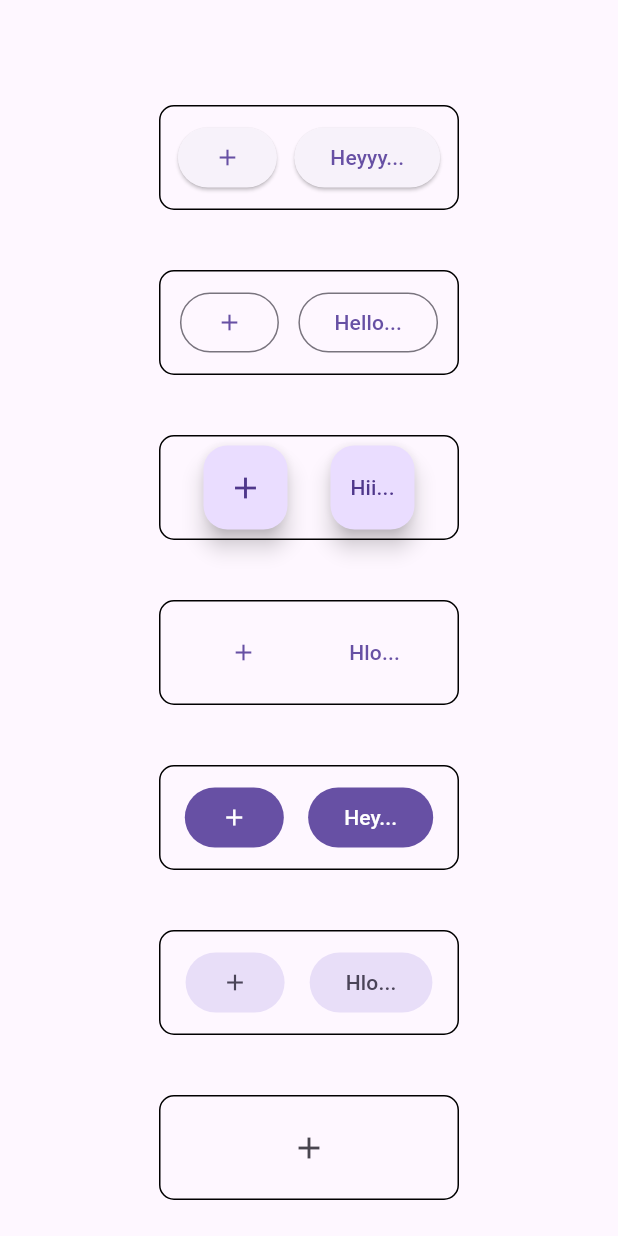
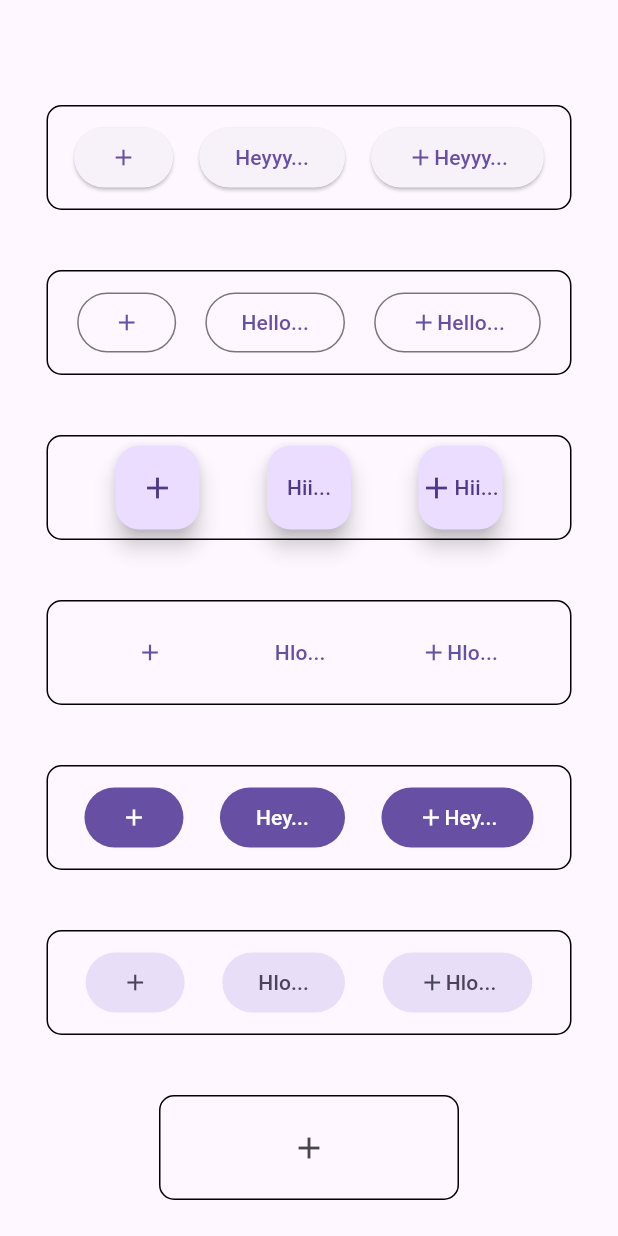
Before and after one commit to Vishalk0810/time_daily_tasks, a Flutter app: the screen it shows after launch, on a phone screen of 412 x 824 dp. Run offline on Flutter 3.47's test engine with Material 3 defaults, Android fonts, the light colour scheme and no system bars.

Commit message:
29-04-24

```diff
--- a/lib/main.dart
+++ b/lib/main.dart
@@ -35,7 +35,7 @@ class _HomeScreenState extends State<HomeScreen> {
               Container(
                 margin: EdgeInsets.only(top: 70),
                 height: 70,
-                width: 200,
+                width: 350,
                 decoration: BoxDecoration(
                   borderRadius: BorderRadius.circular(10),
                   border: Border.all(color: Colors.black,width: 1)
@@ -49,6 +49,14 @@ class _HomeScreenState extends State<HomeScreen> {
                     ElevatedButton(onPressed: () {
 
                     }, child: Text('Heyyy...')),
+                    ElevatedButton(onPressed: () {
+
+                    }, child: Row(
+                      children: [
+                        Icon(Icons.add),
+                        Text('Heyyy...'),
+                      ],
+                    )),
                   ],
                 ),
               ),
@@ -56,7 +64,7 @@ class _HomeScreenState extends State<HomeScreen> {
               Container(
                 margin: EdgeInsets.only(top: 40),
                 height: 70,
-                width: 200,
+                width: 350,
                 decoration: BoxDecoration(
                     borderRadius: BorderRadius.circular(10),
                     border: Border.all(color: Colors.black,width: 1)
@@ -70,6 +78,14 @@ class _HomeScreenState extends State<HomeScreen> {
                     OutlinedButton(onPressed: () {
 
                     }, child: Text('Hello...')),
+                    OutlinedButton(onPressed: () {
+
+                    }, child: Row(
+                      children: [
+                        Icon(Icons.add),
+                        Text('Hello...'),
+                      ],
+                    )),
                   ],
                 ),
               ),
@@ -77,7 +93,7 @@ class _HomeScreenState extends State<HomeScreen> {
               Container(
                 margin: EdgeInsets.only(top: 40),
                 height: 70,
-                width: 200,
+                width: 350,
                 decoration: BoxDecoration(
                     borderRadius: BorderRadius.circular(10),
                     border: Border.all(color: Colors.black,width: 1)
@@ -91,6 +107,14 @@ class _HomeScreenState extends State<HomeScreen> {
                     FloatingActionButton(onPressed: () {
 
                     },child: Text('Hii...')),
+                    FloatingActionButton(onPressed: () {
+
+                    },child: Row(
+                      children: [
+                        Icon((Icons.add)),
+                        Text('Hii...'),
+                      ],
+                    )),
                   ],
                 ),
               ),
@@ -98,7 +122,7 @@ class _HomeScreenState extends State<HomeScreen> {
               Container(
                 margin: EdgeInsets.only(top: 40),
                 height: 70,
-                width: 200,
+                width: 350,
                 decoration: BoxDecoration(
                     borderRadius: BorderRadius.circular(10),
                     border: Border.all(color: Colors.black,width: 1)
@@ -112,6 +136,14 @@ class _HomeScreenState extends State<HomeScreen> {
                     TextButton(onPressed: () {
 
                     }, child: Text('Hlo...')),
+                    TextButton(onPressed: () {
+
+                    }, child: Row(
+                      children: [
+                        Icon(Icons.add),
+                        Text('Hlo...'),
+                      ],
+                    )),
                   ],
                 ),
               ),
@@ -119,7 +151,7 @@ class _HomeScreenState extends State<HomeScreen> {
               Container(
                 margin: EdgeInsets.only(top: 40),
                 height: 70,
-                width: 200,
+                width: 350,
                 decoration: BoxDecoration(
                     borderRadius: BorderRadius.circular(10),
                     border: Border.all(color: Colors.black,width: 1)
@@ -133,6 +165,14 @@ class _HomeScreenState extends State<HomeScreen> {
                     FilledButton(onPressed: () {
 
                     }, child: Text('Hey...')),
+                    FilledButton(onPressed: () {
+
+                    }, child: Row(
+                      children: [
+                        Icon(Icons.add),
+                        Text('Hey...'),
+                      ],
+                    )),
                   ],
                 ),
               ),
@@ -140,7 +180,7 @@ class _HomeScreenState extends State<HomeScreen> {
               Container(
                 margin: EdgeInsets.only(top: 40),
                 height: 70,
-                width: 200,
+                width: 350,
                 decoration: BoxDecoration(
                     borderRadius: BorderRadius.circular(10),
                     border: Border.all(color: Colors.black,width: 1)
@@ -154,6 +194,14 @@ class _HomeScreenState extends State<HomeScreen> {
                     FilledButton.tonal(onPressed: () {
 
                     }, child: Text('Hlo...')),
+                    FilledButton.tonal(onPressed: () {
+
+                    }, child: Row(
+                      children: [
+                        Icon(Icons.add),
+                        Text('Hlo...'),
+                      ],
+                    )),
                   ],
                 ),
               ),
```
